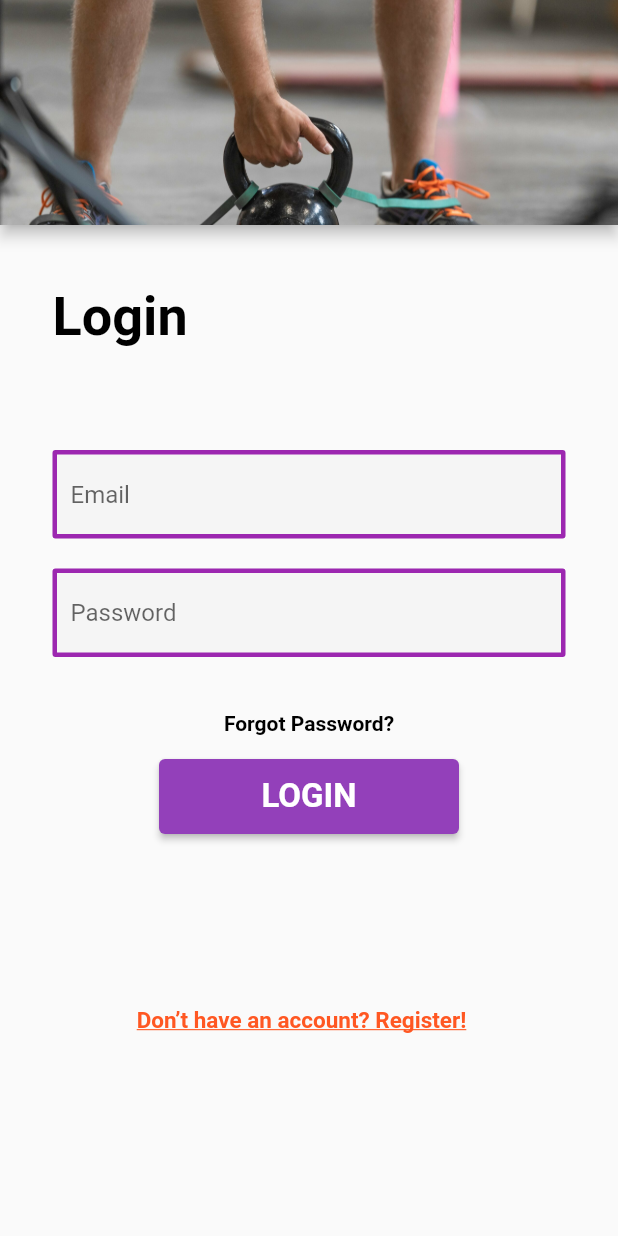
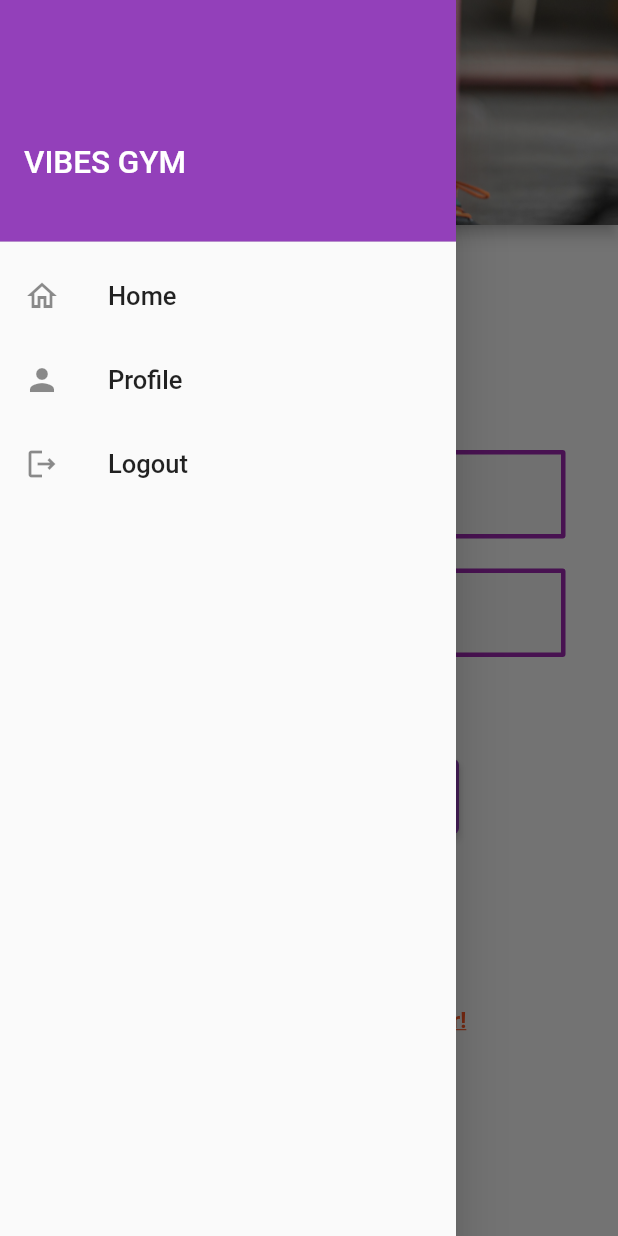
Before and after one commit to nourAhmed123/vibesFitnessApp, a Flutter app: the screen it shows after launch, with the side drawer open (before the commit the screen has no drawer), on a phone screen of 412 x 824 dp. Run offline on Flutter 3.47's test engine with Material 2 defaults, Android fonts, the phone set to English and light mode, and no system bars; Roboto replaces fonts that are missing (Poppins).

Commit message:
Update Login.dart

```diff
--- a/lib/Login.dart
+++ b/lib/Login.dart
@@ -1,6 +1,6 @@
 import 'package:flutter/material.dart';
 import 'package:yarab/Register.dart';
-
+import 'package:yarab/User/FitnessApp.dart';
 
 
 class myLogin extends StatefulWidget {
@@ -10,7 +10,7 @@ class myLogin extends StatefulWidget {
   State<myLogin> createState() => Login();
 }
 class Login extends State<myLogin> {
-  final _formKey = GlobalKey<FormState>();
+  final Thekey = GlobalKey<FormState>();
 
 
   @override
@@ -24,7 +24,36 @@ class Login extends State<myLogin> {
           width:250.00, ),
         toolbarHeight: 150,
       ),
-
+      drawer: Drawer(
+       child: ListView(
+         children:  <Widget>[
+           UserAccountsDrawerHeader(
+             decoration: BoxDecoration(
+               color: Color(0xFF9340BA),
+             ),
+             accountName: Text("VIBES GYM",style: TextStyle( fontSize: 21, fontFamily: 'Poppins')),
+             accountEmail: Text(''), ),
+           ListTile(
+             leading:Icon(Icons.home_outlined),
+             title:const Text('Home',style: TextStyle( fontSize: 17)),
+               onTap: (){ Navigator.pop(context);
+               },
+           ),
+           ListTile(
+             leading:Icon(Icons.person),
+             title:const Text('Profile',style: TextStyle(fontSize: 17)),
+             onTap: (){ Navigator.pop(context);
+             },
+           ),
+           ListTile(
+             leading:Icon(Icons.logout_outlined),
+             title:const Text('Logout',style: TextStyle(fontSize: 17)),
+             onTap: (){ Navigator.pop(context);
+             },
+           )
+         ],
+       ),
+      ),
       body: Stack(
         children: [
 
@@ -33,11 +62,11 @@ class Login extends State<myLogin> {
             child: const Text(
               'Login',
               style: TextStyle(color: Colors.black, fontSize: 36,fontWeight: FontWeight.bold,),),),
-
-          Container(
+    SingleChildScrollView(
+    child:Container(
             margin: EdgeInsets.only(left: 35, right: 35, top: 150),
-    child: Form(
-            key: _formKey,
+            child: Form(
+            key: Thekey,
             child: Column(
 
                 children: [
@@ -103,10 +132,12 @@ class Login extends State<myLogin> {
                         fontWeight: FontWeight.bold),
                   ),
                   onPressed: () {
-                    final form = _formKey.currentState;
+                    final form = Thekey.currentState;
                     if (form!.validate()) {
-                      form.save();
-                      print('saving user data');
+                      Navigator.push(
+                          context,
+                          MaterialPageRoute(builder: (context) =>  FitnessApp()),
+                      );
                     }
                   },),
 
@@ -136,6 +167,7 @@ class Login extends State<myLogin> {
             ),
 
           ),
+    ),
           ),
         ],
       ),
```
